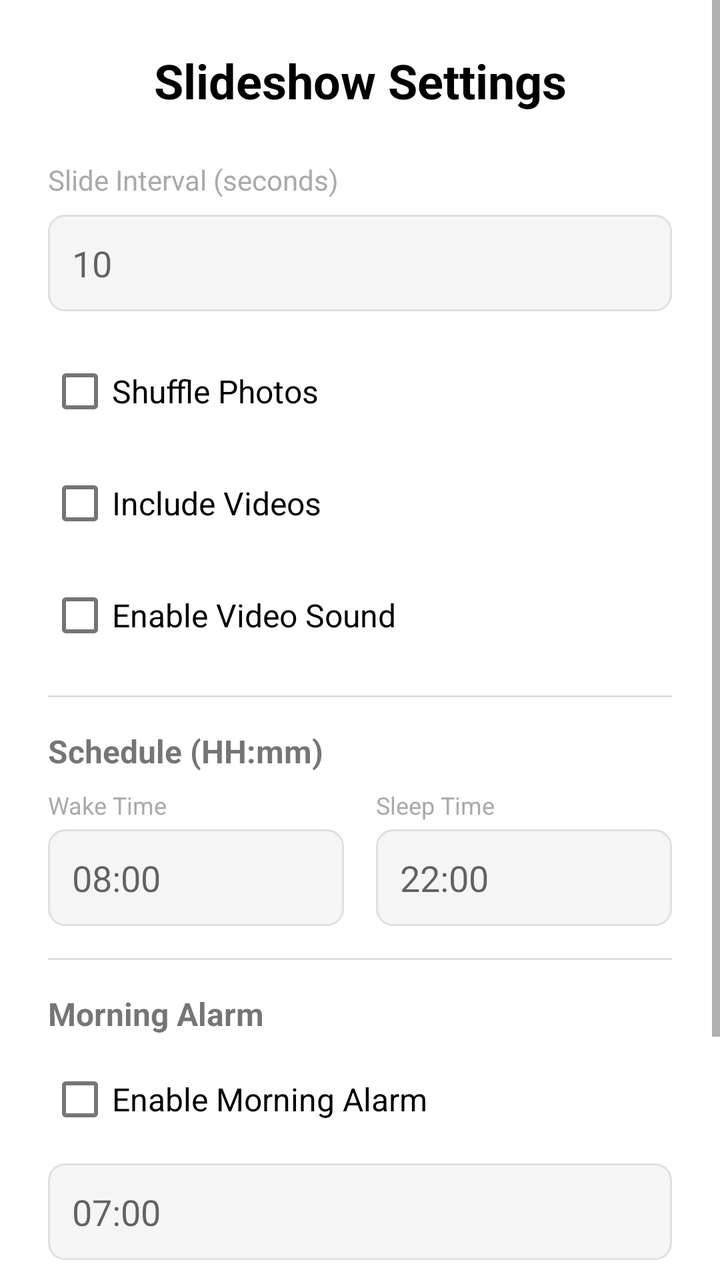
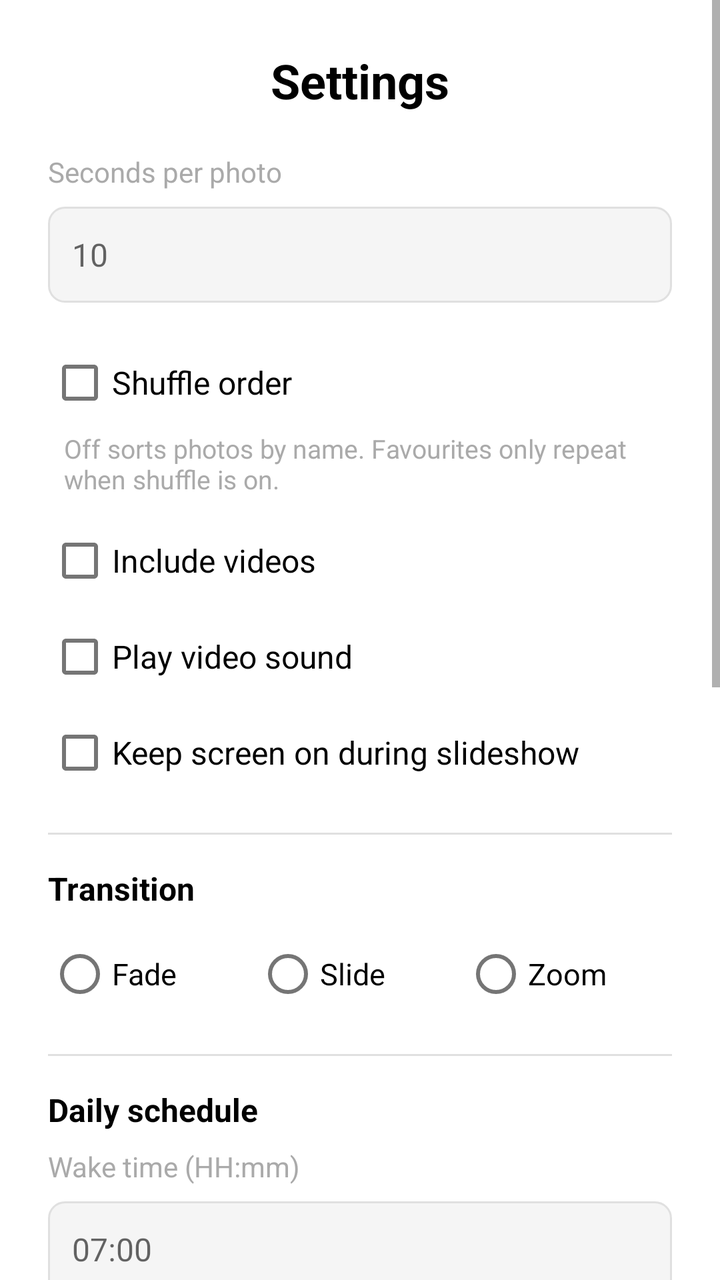

Screens rendered from an Android XML layout before and after an edit, with the pre-edit source and the edit as a unified diff.
<!-- AndroidManifest.xml: application theme Theme.Photoframe -->
<!-- res/layout/dialog_settings.xml -->
<?xml version="1.0" encoding="utf-8"?>
<ScrollView xmlns:android="http://schemas.android.com/apk/res/android"
    android:layout_width="match_parent"
    android:layout_height="wrap_content"
    android:background="@drawable/dialog_background">

    <LinearLayout
        android:layout_width="match_parent"
        android:layout_height="wrap_content"
        android:orientation="vertical"
        android:padding="24dp">

        <TextView
            android:layout_width="match_parent"
            android:layout_height="wrap_content"
            android:text="Slideshow Settings"
            android:textSize="24sp"
            android:textStyle="bold"
            android:textColor="@android:color/black"
            android:layout_marginBottom="24dp"
            android:gravity="center_horizontal"/>

        
        <TextView
            android:layout_width="match_parent"
            android:layout_height="wrap_content"
            android:text="Slide Interval (seconds)"
            android:textColor="@android:color/darker_gray"
            android:textSize="14sp" />

        <EditText
            android:id="@+id/etInterval"
            android:layout_width="match_parent"
            android:layout_height="wrap_content"
            android:inputType="number"
            android:hint="10"
            android:background="@drawable/edit_text_background"
            android:padding="12dp"
            android:layout_marginTop="8dp"
            android:layout_marginBottom="16dp" />

        
        <CheckBox
            android:id="@+id/cbShuffle"
            android:layout_width="match_parent"
            android:layout_height="wrap_content"
            android:text="Shuffle Photos"
            android:textSize="16sp"
            android:layout_marginBottom="8dp" />

        <CheckBox
            android:id="@+id/cbVideos"
            android:layout_width="match_parent"
            android:layout_height="wrap_content"
            android:text="Include Videos"
            android:textSize="16sp"
            android:layout_marginBottom="8dp" />

        <CheckBox
            android:id="@+id/cbVideoSound"
            android:layout_width="match_parent"
            android:layout_height="wrap_content"
            android:text="Enable Video Sound"
            android:textSize="16sp"
            android:layout_marginBottom="16dp" />

        <View
            android:layout_width="match_parent"
            android:layout_height="1dp"
            android:background="#E0E0E0"
            android:layout_marginBottom="16dp"/>

        
        <TextView
            android:layout_width="match_parent"
            android:layout_height="wrap_content"
            android:text="Schedule (HH:mm)"
            android:textStyle="bold"
            android:textSize="16sp"
            android:layout_marginBottom="8dp" />

        <LinearLayout
            android:layout_width="match_parent"
            android:layout_height="wrap_content"
            android:orientation="horizontal"
            android:baselineAligned="false"
            android:layout_marginBottom="16dp">

            <LinearLayout
                android:layout_width="0dp"
                android:layout_height="wrap_content"
                android:layout_weight="1"
                android:orientation="vertical"
                android:layout_marginEnd="8dp">
                
                <TextView
                    android:layout_width="wrap_content"
                    android:layout_height="wrap_content"
                    android:text="Wake Time"
                    android:textSize="12sp"
                    android:textColor="@android:color/darker_gray"/>
                
                <EditText
                    android:id="@+id/etWakeTime"
                    android:layout_width="match_parent"
                    android:layout_height="wrap_content"
                    android:hint="08:00"
                    android:inputType="time"
                    android:background="@drawable/edit_text_background"
                    android:padding="12dp"
                    android:layout_marginTop="4dp"/>
            </LinearLayout>

            <LinearLayout
                android:layout_width="0dp"
                android:layout_height="wrap_content"
                android:layout_weight="1"
                android:orientation="vertical"
                android:layout_marginStart="8dp">

                <TextView
                    android:layout_width="wrap_content"
                    android:layout_height="wrap_content"
                    android:text="Sleep Time"
                    android:textSize="12sp"
                    android:textColor="@android:color/darker_gray"/>

                <EditText
                    android:id="@+id/etSleepTime"
                    android:layout_width="match_parent"
                    android:layout_height="wrap_content"
                    android:hint="22:00"
                    android:inputType="time"
                    android:background="@drawable/edit_text_background"
                    android:padding="12dp"
                    android:layout_marginTop="4dp"/>
            </LinearLayout>
        </LinearLayout>

        <View
            android:layout_width="match_parent"
            android:layout_height="1dp"
            android:background="#E0E0E0"
            android:layout_marginBottom="16dp"/>

        
        <TextView
            android:layout_width="match_parent"
            android:layout_height="wrap_content"
            android:text="Morning Alarm"
            android:textStyle="bold"
            android:textSize="16sp"
            android:layout_marginBottom="8dp" />

        <CheckBox
            android:id="@+id/cbAlarmEnabled"
            android:layout_width="match_parent"
            android:layout_height="wrap_content"
            android:text="Enable Morning Alarm"
            android:textSize="16sp"
            android:layout_marginBottom="8dp" />

        <EditText
            android:id="@+id/etAlarmTime"
            android:layout_width="match_parent"
            android:layout_height="wrap_content"
            android:hint="07:00"
            android:inputType="time"
            android:background="@drawable/edit_text_background"
            android:padding="12dp"
            android:layout_marginBottom="24dp"/>

        
        <Button
            android:id="@+id/btnChangeFolder"
            android:layout_width="match_parent"
            android:layout_height="wrap_content"
            android:text="Change Photo Folder"
            android:backgroundTint="#2196F3"
            android:textColor="@android:color/white"
            android:layout_marginBottom="16dp" />

        <LinearLayout
            android:layout_width="match_parent"
            android:layout_height="wrap_content"
            android:orientation="horizontal"
            android:gravity="end">

            <Button
                android:id="@+id/btnCancel"
                style="?android:attr/borderlessButtonStyle"
                android:layout_width="wrap_content"
                android:layout_height="wrap_content"
                android:text="Cancel"
                android:textColor="@android:color/darker_gray"
                android:layout_marginEnd="8dp" />

            <Button
                android:id="@+id/btnSave"
                android:layout_width="wrap_content"
                android:layout_height="wrap_content"
                android:text="Save Settings"
                android:backgroundTint="#4CAF50"
                android:textColor="@android:color/white" />
        </LinearLayout>

    </LinearLayout>
</ScrollView>
<!-- resources referenced by this layout -->
<resources>
  <!-- drawable dialog_background (drawable) -->
  <?xml version="1.0" encoding="utf-8"?>
  <shape xmlns:android="http://schemas.android.com/apk/res/android">
      <solid android:color="#FFFFFF" />
      <corners android:radius="16dp" />
  </shape>
  <!-- drawable edit_text_background (drawable) -->
  <?xml version="1.0" encoding="utf-8"?>
  <shape xmlns:android="http://schemas.android.com/apk/res/android">
      <solid android:color="#F5F5F5" />
      <corners android:radius="8dp" />
      <stroke android:width="1dp" android:color="#E0E0E0" />
  </shape>
  <style name="Theme.Photoframe" parent="Theme.MaterialComponents.DayNight.NoActionBar">
          
          <item name="colorPrimary">@color/purple_500</item>
          <item name="colorPrimaryVariant">@color/purple_700</item>
          <item name="colorOnPrimary">@color/white</item>
          
          <item name="colorSecondary">@color/teal_200</item>
          <item name="colorSecondaryVariant">@color/teal_700</item>
          <item name="colorOnSecondary">@color/black</item>
          
          <item name="android:statusBarColor">?attr/colorPrimaryVariant</item>
          
      </style>
  <color name="purple_500">#FF6200EE</color>
  <color name="purple_700">#FF3700B3</color>
  <color name="white">#FFFFFFFF</color>
  <color name="teal_200">#FF03DAC5</color>
  <color name="teal_700">#FF018786</color>
  <color name="black">#FF000000</color>
</resources>

<!-- the commit's change to res/layout/dialog_settings.xml (unified diff, before → after) -->
@@ -2,7 +2,8 @@
 <ScrollView xmlns:android="http://schemas.android.com/apk/res/android"
     android:layout_width="match_parent"
     android:layout_height="wrap_content"
-    android:background="@drawable/dialog_background">
+    android:background="@drawable/dialog_background"
+    android:fillViewport="true">
 
     <LinearLayout
         android:layout_width="match_parent"
@@ -13,18 +14,31 @@
         <TextView
             android:layout_width="match_parent"
             android:layout_height="wrap_content"
-            android:text="Slideshow Settings"
+            android:layout_marginBottom="20dp"
+            android:gravity="center_horizontal"
+            android:text="@string/settings_title"
+            android:textColor="@android:color/black"
             android:textSize="24sp"
-            android:textStyle="bold"
-            android:textColor="@android:color/black"
-            android:layout_marginBottom="24dp"
-            android:gravity="center_horizontal"/>
-
-        
-        <TextView
-            android:layout_width="match_parent"
-            android:layout_height="wrap_content"
-            android:text="Slide Interval (seconds)"
+            android:textStyle="bold" />
+
+        
+        <TextView
+            android:id="@+id/exactAlarmWarning"
+            android:layout_width="match_parent"
+            android:layout_height="wrap_content"
+            android:layout_marginBottom="16dp"
+            android:background="#FFF3CD"
+            android:padding="12dp"
+            android:text="@string/settings_exact_alarm_warning"
+            android:textColor="#664D03"
+            android:textSize="14sp"
+            android:visibility="gone" />
+
+        
+        <TextView
+            android:layout_width="match_parent"
+            android:layout_height="wrap_content"
+            android:text="@string/settings_interval"
             android:textColor="@android:color/darker_gray"
             android:textSize="14sp" />
 
@@ -32,176 +46,261 @@
             android:id="@+id/etInterval"
             android:layout_width="match_parent"
             android:layout_height="wrap_content"
+            android:layout_marginTop="8dp"
+            android:layout_marginBottom="16dp"
+            android:autofillHints="10"
+            android:background="@drawable/edit_text_background"
+            android:hint="10"
             android:inputType="number"
-            android:hint="10"
+            android:minHeight="48dp"
+            android:padding="12dp"
+            android:textSize="16sp" />
+
+        <CheckBox
+            android:id="@+id/cbShuffle"
+            android:layout_width="match_parent"
+            android:layout_height="wrap_content"
+            android:minHeight="48dp"
+            android:text="@string/settings_shuffle"
+            android:textSize="16sp" />
+
+        <TextView
+            android:layout_width="match_parent"
+            android:layout_height="wrap_content"
+            android:layout_marginStart="8dp"
+            android:layout_marginBottom="8dp"
+            android:text="@string/settings_shuffle_hint"
+            android:textColor="@android:color/darker_gray"
+            android:textSize="13sp" />
+
+        <CheckBox
+            android:id="@+id/cbVideos"
+            android:layout_width="match_parent"
+            android:layout_height="wrap_content"
+            android:minHeight="48dp"
+            android:text="@string/settings_videos"
+            android:textSize="16sp" />
+
+        <CheckBox
+            android:id="@+id/cbVideoSound"
+            android:layout_width="match_parent"
+            android:layout_height="wrap_content"
+            android:minHeight="48dp"
+            android:text="@string/settings_video_sound"
+            android:textSize="16sp" />
+
+        <CheckBox
+            android:id="@+id/cbKeepScreenOn"
+            android:layout_width="match_parent"
+            android:layout_height="wrap_content"
+            android:layout_marginBottom="16dp"
+            android:minHeight="48dp"
+            android:text="@string/settings_keep_screen_on"
+            android:textSize="16sp" />
+
+        <View
+            android:layout_width="match_parent"
+            android:layout_height="1dp"
+            android:layout_marginBottom="16dp"
+            android:background="#E0E0E0" />
+
+        
+        <TextView
+            android:layout_width="match_parent"
+            android:layout_height="wrap_content"
+            android:layout_marginBottom="8dp"
+            android:text="@string/settings_transition"
+            android:textColor="@android:color/black"
+            android:textSize="16sp"
+            android:textStyle="bold" />
+
+        <RadioGroup
+            android:id="@+id/rgTransition"
+            android:layout_width="match_parent"
+            android:layout_height="wrap_content"
+            android:layout_marginBottom="16dp"
+            android:orientation="horizontal">
+
+            <RadioButton
+                android:id="@+id/rbFade"
+                android:layout_width="0dp"
+                android:layout_height="wrap_content"
+                android:layout_weight="1"
+                android:minHeight="48dp"
+                android:text="@string/settings_transition_fade"
+                android:textSize="15sp" />
+
+            <RadioButton
+                android:id="@+id/rbSlide"
+                android:layout_width="0dp"
+                android:layout_height="wrap_content"
+                android:layout_weight="1"
+                android:minHeight="48dp"
+                android:text="@string/settings_transition_slide"
+                android:textSize="15sp" />
+
+            <RadioButton
+                android:id="@+id/rbZoom"
+                android:layout_width="0dp"
+                android:layout_height="wrap_content"
+                android:layout_weight="1"
+                android:minHeight="48dp"
+                android:text="@string/settings_transition_zoom"
+                android:textSize="15sp" />
+        </RadioGroup>
+
+        <View
+            android:layout_width="match_parent"
+            android:layout_height="1dp"
+            android:layout_marginBottom="16dp"
+            android:background="#E0E0E0" />
+
+        
+        <TextView
+            android:layout_width="match_parent"
+            android:layout_height="wrap_content"
+            android:layout_marginBottom="8dp"
+            android:text="@string/settings_schedule"
+            android:textColor="@android:color/black"
+            android:textSize="16sp"
+            android:textStyle="bold" />
+
+        <TextView
+            android:layout_width="match_parent"
+            android:layout_height="wrap_content"
+            android:text="@string/settings_wake_time"
+            android:textColor="@android:color/darker_gray"
+            android:textSize="14sp" />
+
+        <EditText
+            android:id="@+id/etWakeTime"
+            android:layout_width="match_parent"
+            android:layout_height="wrap_content"
+            android:layout_marginTop="8dp"
+            android:layout_marginBottom="12dp"
+            android:autofillHints="07:00"
             android:background="@drawable/edit_text_background"
-            android:padding="12dp"
+            android:hint="07:00"
+            android:inputType="datetime"
+            android:minHeight="48dp"
+            android:padding="12dp"
+            android:textSize="16sp" />
+
+        <TextView
+            android:layout_width="match_parent"
+            android:layout_height="wrap_content"
+            android:text="@string/settings_sleep_time"
+            android:textColor="@android:color/darker_gray"
+            android:textSize="14sp" />
+
+        <EditText
+            android:id="@+id/etSleepTime"
+            android:layout_width="match_parent"
+            android:layout_height="wrap_content"
             android:layout_marginTop="8dp"
-            android:layout_marginBottom="16dp" />
-
-        
-        <CheckBox
-            android:id="@+id/cbShuffle"
-            android:layout_width="match_parent"
-            android:layout_height="wrap_content"
-            android:text="Shuffle Photos"
+            android:layout_marginBottom="8dp"
+            android:autofillHints="23:00"
+            android:background="@drawable/edit_text_background"
+            android:hint="23:00"
+            android:inputType="datetime"
+            android:minHeight="48dp"
+            android:padding="12dp"
+            android:textSize="16sp" />
+
+        <TextView
+            android:layout_width="match_parent"
+            android:layout_height="wrap_content"
+            android:layout_marginBottom="16dp"
+            android:text="@string/settings_schedule_hint"
+            android:textColor="@android:color/darker_gray"
+            android:textSize="13sp" />
+
+        <View
+            android:layout_width="match_parent"
+            android:layout_height="1dp"
+            android:layout_marginBottom="16dp"
+            android:background="#E0E0E0" />
+
+        
+        <TextView
+            android:layout_width="match_parent"
+            android:layout_height="wrap_content"
+            android:layout_marginBottom="8dp"
+            android:text="@string/settings_alarm"
+            android:textColor="@android:color/black"
             android:textSize="16sp"
-            android:layout_marginBottom="8dp" />
-
-        <CheckBox
-            android:id="@+id/cbVideos"
-            android:layout_width="match_parent"
-            android:layout_height="wrap_content"
-            android:text="Include Videos"
-            android:textSize="16sp"
-            android:layout_marginBottom="8dp" />
-
-        <CheckBox
-            android:id="@+id/cbVideoSound"
-            android:layout_width="match_parent"
-            android:layout_height="wrap_content"
-            android:text="Enable Video Sound"
-            android:textSize="16sp"
-            android:layout_marginBottom="16dp" />
-
-        <View
-            android:layout_width="match_parent"
-            android:layout_height="1dp"
-            android:background="#E0E0E0"
-            android:layout_marginBottom="16dp"/>
-
-        
-        <TextView
-            android:layout_width="match_parent"
-            android:layout_height="wrap_content"
-            android:text="Schedule (HH:mm)"
-            android:textStyle="bold"
-            android:textSize="16sp"
-            android:layout_marginBottom="8dp" />
-
-        <LinearLayout
-            android:layout_width="match_parent"
-            android:layout_height="wrap_content"
-            android:orientation="horizontal"
-            android:baselineAligned="false"
-            android:layout_marginBottom="16dp">
-
-            <LinearLayout
-                android:layout_width="0dp"
-                android:layout_height="wrap_content"
-                android:layout_weight="1"
-                android:orientation="vertical"
-                android:layout_marginEnd="8dp">
-                
-                <TextView
-                    android:layout_width="wrap_content"
-                    android:layout_height="wrap_content"
-                    android:text="Wake Time"
-                    android:textSize="12sp"
-                    android:textColor="@android:color/darker_gray"/>
-                
-                <EditText
-                    android:id="@+id/etWakeTime"
-                    android:layout_width="match_parent"
-                    android:layout_height="wrap_content"
-                    android:hint="08:00"
-                    android:inputType="time"
-                    android:background="@drawable/edit_text_background"
-                    android:padding="12dp"
-                    android:layout_marginTop="4dp"/>
-            </LinearLayout>
-
-            <LinearLayout
-                android:layout_width="0dp"
-                android:layout_height="wrap_content"
-                android:layout_weight="1"
-                android:orientation="vertical"
-                android:layout_marginStart="8dp">
-
-                <TextView
-                    android:layout_width="wrap_content"
-                    android:layout_height="wrap_content"
-                    android:text="Sleep Time"
-                    android:textSize="12sp"
-                    android:textColor="@android:color/darker_gray"/>
-
-                <EditText
-                    android:id="@+id/etSleepTime"
-                    android:layout_width="match_parent"
-                    android:layout_height="wrap_content"
-                    android:hint="22:00"
-                    android:inputType="time"
-                    android:background="@drawable/edit_text_background"
-                    android:padding="12dp"
-                    android:layout_marginTop="4dp"/>
-            </LinearLayout>
-        </LinearLayout>
-
-        <View
-            android:layout_width="match_parent"
-            android:layout_height="1dp"
-            android:background="#E0E0E0"
-            android:layout_marginBottom="16dp"/>
-
-        
-        <TextView
-            android:layout_width="match_parent"
-            android:layout_height="wrap_content"
-            android:text="Morning Alarm"
-            android:textStyle="bold"
-            android:textSize="16sp"
-            android:layout_marginBottom="8dp" />
+            android:textStyle="bold" />
 
         <CheckBox
             android:id="@+id/cbAlarmEnabled"
             android:layout_width="match_parent"
             android:layout_height="wrap_content"
-            android:text="Enable Morning Alarm"
-            android:textSize="16sp"
-            android:layout_marginBottom="8dp" />
+            android:minHeight="48dp"
+            android:text="@string/settings_alarm_enabled"
+            android:textSize="16sp" />
 
         <EditText
             android:id="@+id/etAlarmTime"
             android:layout_width="match_parent"
             android:layout_height="wrap_content"
-            android:hint="07:00"
-            android:inputType="time"
+            android:layout_marginTop="8dp"
+            android:layout_marginBottom="16dp"
+            android:autofillHints="07:00"
             android:background="@drawable/edit_text_background"
-            android:padding="12dp"
-            android:layout_marginBottom="24dp"/>
-
-        
+            android:hint="@string/settings_alarm_time"
+            android:inputType="datetime"
+            android:minHeight="48dp"
+            android:padding="12dp"
+            android:textSize="16sp" />
+
+        <View
+            android:layout_width="match_parent"
+            android:layout_height="1dp"
+            android:layout_marginBottom="16dp"
+            android:background="#E0E0E0" />
+
+        <CheckBox
+            android:id="@+id/cbAutoStart"
+            android:layout_width="match_parent"
+            android:layout_height="wrap_content"
+            android:layout_marginBottom="16dp"
+            android:minHeight="48dp"
+            android:text="@string/settings_auto_start"
+            android:textSize="16sp" />
+
         <Button
             android:id="@+id/btnChangeFolder"
             android:layout_width="match_parent"
             android:layout_height="wrap_content"
-            android:text="Change Photo Folder"
-            android:backgroundTint="#2196F3"
-            android:textColor="@android:color/white"
-            android:layout_marginBottom="16dp" />
+            android:layout_marginBottom="16dp"
+            android:minHeight="56dp"
+            android:text="@string/settings_change_folder"
+            android:textSize="16sp" />
 
         <LinearLayout
             android:layout_width="match_parent"
             android:layout_height="wrap_content"
-            android:orientation="horizontal"
-            android:gravity="end">
+            android:orientation="horizontal">
 
             <Button
                 android:id="@+id/btnCancel"
-                style="?android:attr/borderlessButtonStyle"
-                android:layout_width="wrap_content"
-                android:layout_height="wrap_content"
-                android:text="Cancel"
-                android:textColor="@android:color/darker_gray"
-                android:layout_marginEnd="8dp" />
+                android:layout_width="0dp"
+                android:layout_height="wrap_content"
+                android:layout_marginEnd="8dp"
+                android:layout_weight="1"
+                android:minHeight="56dp"
+                android:text="@string/cancel"
+                android:textSize="16sp" />
 
             <Button
                 android:id="@+id/btnSave"
-                android:layout_width="wrap_content"
-                android:layout_height="wrap_content"
-                android:text="Save Settings"
-                android:backgroundTint="#4CAF50"
-                android:textColor="@android:color/white" />
+                android:layout_width="0dp"
+                android:layout_height="wrap_content"
+                android:layout_marginStart="8dp"
+                android:layout_weight="1"
+                android:minHeight="56dp"
+                android:text="@string/save"
+                android:textSize="16sp" />
         </LinearLayout>
 
     </LinearLayout>
<!-- resource entries referenced after the edit -->
@@ -13,24 +13,40 @@
       <corners android:radius="8dp" />
       <stroke android:width="1dp" android:color="#E0E0E0" />
   </shape>
+  <string name="cancel">Cancel</string>
+  <string name="save">Save</string>
+  <string name="settings_alarm">Morning alarm</string>
+  <string name="settings_alarm_enabled">Enable morning alarm</string>
+  <string name="settings_alarm_time">Alarm time (HH:mm)</string>
+  <string name="settings_auto_start">Start automatically after reboot</string>
+  <string name="settings_change_folder">Change folder</string>
+  <string name="settings_exact_alarm_warning">This device is not allowing exact alarms, so scheduled times may be up to a minute late. Tap to fix.</string>
+  <string name="settings_interval">Seconds per photo</string>
+  <string name="settings_keep_screen_on">Keep screen on during slideshow</string>
+  <string name="settings_schedule">Daily schedule</string>
+  <string name="settings_schedule_hint">Leave blank to disable. At sleep time the clock is shown and the screen may turn off.</string>
+  <string name="settings_shuffle">Shuffle order</string>
+  <string name="settings_shuffle_hint">Off sorts photos by name. Favourites only repeat when shuffle is on.</string>
+  <string name="settings_sleep_time">Sleep time (HH:mm)</string>
+  <string name="settings_title">Settings</string>
+  <string name="settings_transition">Transition</string>
+  <string name="settings_transition_fade">Fade</string>
+  <string name="settings_transition_slide">Slide</string>
+  <string name="settings_transition_zoom">Zoom</string>
+  <string name="settings_video_sound">Play video sound</string>
+  <string name="settings_videos">Include videos</string>
+  <string name="settings_wake_time">Wake time (HH:mm)</string>
   <style name="Theme.Photoframe" parent="Theme.MaterialComponents.DayNight.NoActionBar">
-          
-          <item name="colorPrimary">@color/purple_500</item>
-          <item name="colorPrimaryVariant">@color/purple_700</item>
+          <item name="colorPrimary">@color/frame_accent</item>
+          <item name="colorPrimaryVariant">@color/frame_accent_dark</item>
           <item name="colorOnPrimary">@color/white</item>
-          
-          <item name="colorSecondary">@color/teal_200</item>
-          <item name="colorSecondaryVariant">@color/teal_700</item>
+          <item name="colorSecondary">@color/frame_accent</item>
+          <item name="colorSecondaryVariant">@color/frame_accent_dark</item>
           <item name="colorOnSecondary">@color/black</item>
-          
-          <item name="android:statusBarColor">?attr/colorPrimaryVariant</item>
-          
       </style>
-  <color name="purple_500">#FF6200EE</color>
-  <color name="purple_700">#FF3700B3</color>
+  <color name="frame_accent">#FFB74D</color>
+  <color name="frame_accent_dark">#F57C00</color>
   <color name="white">#FFFFFFFF</color>
-  <color name="teal_200">#FF03DAC5</color>
-  <color name="teal_700">#FF018786</color>
   <color name="black">#FF000000</color>
 </resources>
 
